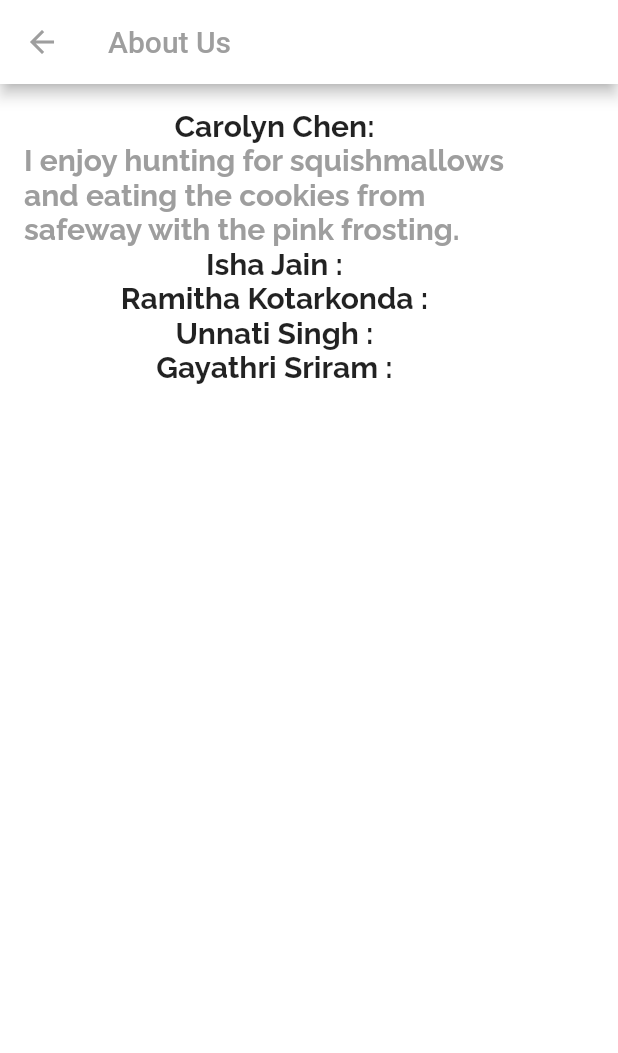
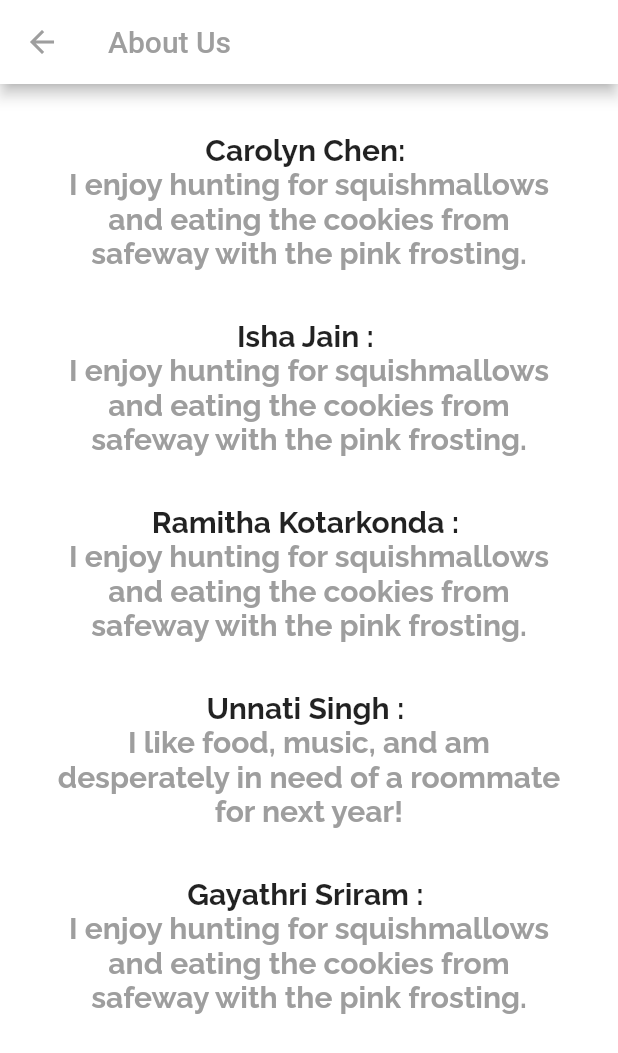
Before and after one commit to ishajain15/UniLyfe, a Flutter app: the AboutUs screen opened directly, on a phone screen of 412 x 824 dp. Shown: the top 1053 px of the screen. Run offline on Flutter 3.47's test engine with Material 2 defaults, Android fonts, the phone set to English and light mode, and no system bars; our stand-ins replace auto_size_text, cloud_firestore, community_material_icon, firebase_auth, firebase_core, flutter_rating_bar and 5 more; missing offline and left inert: polls; accounts and stored records are empty; generated files the repository leaves out were written again.

Commit message:
slight cosmetic changes to the about us page

```diff
--- a/unilyfe_app/lib/page/tabs/tabs_page.dart
+++ b/unilyfe_app/lib/page/tabs/tabs_page.dart
@@ -141,8 +141,12 @@ class _TabsPageState extends State<TabsPage> {
 class AboutUs extends StatelessWidget {
   @override
 
+    Widget pad = Container(
+    padding: const EdgeInsets.all(16),
+  );
+
   Widget build(BuildContext context) {
-     double c_width = MediaQuery.of(context).size.width*0.9;
+     double c_width = MediaQuery.of(context).size.width;
     return Scaffold(
       appBar: AppBar(
         backgroundColor: const Color(0xFFFFFFFF),
@@ -154,12 +158,9 @@ class AboutUs extends StatelessWidget {
           color: Colors.grey, //change your color here
         ),
       ),
-      body: /*Text(
-          'I rea smelled even. The memory of odors is very richrdytfyguhijo;hgf zdxfcghjgdfsdfuki.'),*/
-
-
+      body:
    Container (
-      padding: const EdgeInsets.all(16.0),
+      padding: const EdgeInsets.all(32.0),
       width: c_width,
       child: Column (
         children: <Widget>[
@@ -170,7 +171,7 @@ class AboutUs extends StatelessWidget {
                 fontWeight: FontWeight.bold,
                 ),
                 ),
-         Text("I enjoy hunting for squishmallows and eating the cookies from safeway with the pink frosting.", textAlign: TextAlign.left,
+         Text("I enjoy hunting for squishmallows and eating the cookies from safeway with the pink frosting.", textAlign: TextAlign.center,
           style: const TextStyle(
           fontFamily: 'Raleway',
                 color: Colors.grey,
@@ -178,6 +179,7 @@ class AboutUs extends StatelessWidget {
                 fontWeight: FontWeight.bold,
                 ),
                 ),
+                pad,
           Text("Isha Jain : ", textAlign: TextAlign.left,
           style: const TextStyle(
           fontFamily: 'Raleway',
@@ -185,6 +187,15 @@ class AboutUs extends StatelessWidget {
                 fontWeight: FontWeight.bold,
                 ),
                 ),
+         Text("I enjoy hunting for squishmallows and eating the cookies from safeway with the pink frosting.", textAlign: TextAlign.center,
+          style: const TextStyle(
+          fontFamily: 'Raleway',
+                color: Colors.grey,
+                fontSize: 20,
+                fontWeight: FontWeight.bold,
+                ),
+                ),
+                pad,
            Text("Ramitha Kotarkonda : ", textAlign: TextAlign.left,
           style: const TextStyle(
           fontFamily: 'Raleway',
@@ -192,6 +203,15 @@ class AboutUs extends StatelessWidget {
                 fontWeight: FontWeight.bold,
                 ),
                 ),
+         Text("I enjoy hunting for squishmallows and eating the cookies from safeway with the pink frosting.", textAlign: TextAlign.center,
+          style: const TextStyle(
+          fontFamily: 'Raleway',
+                color: Colors.grey,
+                fontSize: 20,
+                fontWeight: FontWeight.bold,
+                ),
+                ),
+                pad,
            Text("Unnati Singh : ", textAlign: TextAlign.left,
           style: const TextStyle(
           fontFamily: 'Raleway',
@@ -199,9 +219,26 @@ class AboutUs extends StatelessWidget {
                 fontWeight: FontWeight.bold,
                 ),
                 ),
+         Text("I like food, music, and am desperately in need of a roommate for next year!", textAlign: TextAlign.center,
+          style: const TextStyle(
+          fontFamily: 'Raleway',
+                color: Colors.grey,
+                fontSize: 20,
+                fontWeight: FontWeight.bold,
+                ),
+                ),
+                pad,
            Text("Gayathri Sriram : ", textAlign: TextAlign.left,
           style: const TextStyle(
           fontFamily: 'Raleway',
+                fontSize: 20,
+                fontWeight: FontWeight.bold,
+                ),
+                ),
+         Text("I enjoy hunting for squishmallows and eating the cookies from safeway with the pink frosting.", textAlign: TextAlign.center,
+          style: const TextStyle(
+          fontFamily: 'Raleway',
+                color: Colors.grey,
                 fontSize: 20,
                 fontWeight: FontWeight.bold,
                 ),
```
